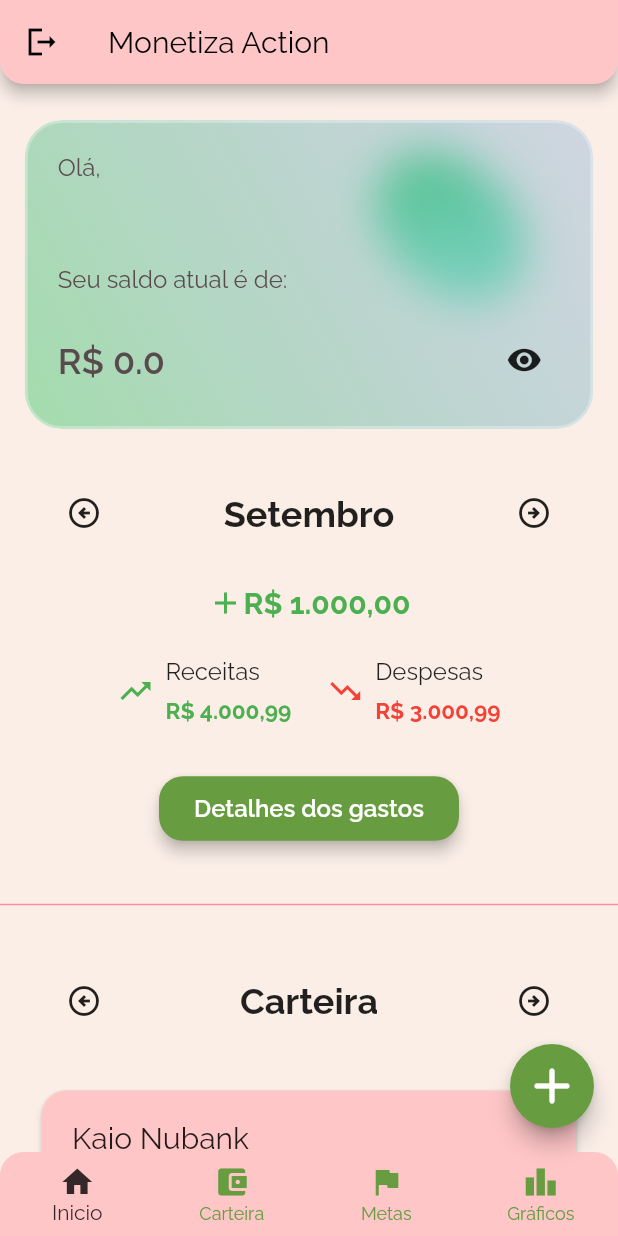
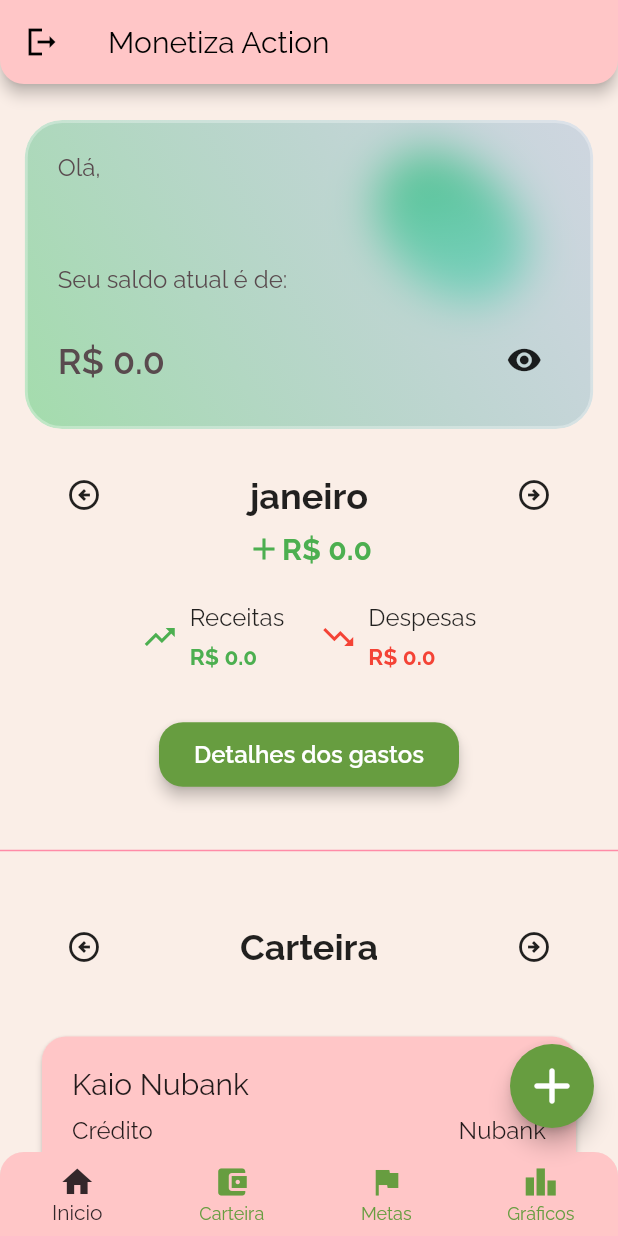
Before and after one commit to proz-tecnologia/PIT01GP06, a Flutter app: the HomeScreen screen opened by its route, after a tap on the "visibility off" icon, on a phone screen of 412 x 824 dp. Run offline on Flutter 3.47's test engine with Material 2 defaults, Android fonts, the phone set to English and light mode, and no system bars; our stand-ins replace cloud_firestore, date_time_picker, firebase_auth, firebase_core, flutter_masked_text2, get_it; accounts and stored records are empty.

Commit message:
tela balanço saldos/lógica de botões navegação

```diff
--- a/lib/features/home/homescreen/home_screen.dart
+++ b/lib/features/home/homescreen/home_screen.dart
@@ -27,14 +27,16 @@ class HomeScreen extends StatefulWidget {
 }
 
 class _HomeScreenState extends State<HomeScreen> {
-  final controllerBalanceRevenues = BalanceRevenuesController(TransactionsRepository());
+  final controllerRevenues = BalanceController(TransactionsRepository());
 
   final controllerScreenMetas = getIt.get<MetasController>();
 
   @override
   void initState() {
     super.initState();
-    controllerBalanceRevenues.getBalanceRevenues();
+    controllerRevenues.getBalanceRevenues();
+    controllerRevenues.controllerData(
+        0, DateTime.now().day, DateTime.now().month, DateTime.now().year);
     WidgetsBinding.instance.addPostFrameCallback((_) {
       controllerScreenMetas.getMetas();
     });
@@ -69,42 +71,65 @@ class _HomeScreenState extends State<HomeScreen> {
               ),
               SizedBox(
                   child: ValueListenableBuilder(
-                valueListenable: controllerBalanceRevenues.notifier,
-                builder: (context, stateScreen, _) {
-                  if (stateScreen is ScreenHomeInitialState) {
+                valueListenable: controllerRevenues.notifierRevenues,
+                builder: (context, stateRevenues, _) {
+                  if (stateRevenues is ScreenGlobalInitialState) {
                     return const Center(
                       child: CircularProgressIndicator(),
                     );
                   }
-                  if (stateScreen is ScreenHomeErrorState) {
+                  if (stateRevenues is ScreenGlobalErrorState) {
                     return const Text('Não há dados a serem exibidos');
                   }
-                  if (stateScreen is ScreenHomeSuccessState) {
+                  if (stateRevenues is ScreenGlobalSuccessState) {
                     return Center(
                       child: GlassmorfismCard(
-                          balanceRevenues: stateScreen.sumBalance),
+                        balanceRevenues: stateRevenues.sumBalance,
+                      ),
                     );
                   }
                   return const SizedBox.shrink();
                 },
               )),
               const SizedBox(
-                height: 32,
+                height: 20,
               ),
+              SizedBox(
+                child: ValueListenableBuilder(
+                  valueListenable: controllerRevenues.notifierBalance,
+                  builder: (context, stateBalance, Widget? child) {
+                    if (stateBalance is ScreenBalanceInitialState) {
+                      return const Center(
+                        child: CircularProgressIndicator(),
+                      );
+                    }
+                    if (stateBalance is ScreenBalanceErrorState) {
+                      return const Text('Não há dados a serem exibidos');
+                    }
+                    if (stateBalance is ScreenBalanceSuccessState) {
+                      return Column(
+                        children: [
                           Padding(
                             padding: const EdgeInsets.symmetric(horizontal: 32),
                             child: HomeTitle(
-                    title: 'Setembro',
+                                title: stateBalance.widgetBalance.monthname,
                                 onBackButtonPressed: () {},
                                 onForwardButtonPressed: () {}),
                           ),
-              const SizedBox(
-                height: 24,
+                          Center(
+                            child: CardSummary(
+                              UniqueKey(),
+                              stateBalance.widgetBalance.saldo,
+                              stateBalance.widgetBalance.receitas,
+                              stateBalance.widgetBalance.despesas,
                             ),
-              const CardSummary(
-                balance: '1.000,00',
-                revenues: '4.000,99',
-                expenses: '3.000,99',
+                          ),
+                        ],
+                      );
+                    }
+                    return const SizedBox.shrink();
+                  },
+                ),
               ),
               const SizedBox(
                 height: 32,
--- a/lib/features/home/homescreen/homescreen_controller.dart
+++ b/lib/features/home/homescreen/homescreen_controller.dart
@@ -1,11 +1,11 @@
 import 'dart:developer';
 import 'package:flutter/material.dart';
 import 'package:projeto_final_flutter/features/home/homescreen/screenmetas_state.dart';
+import '../../../shared/classes.dart';
 import '../../transactions/metas/metas_model.dart';
 import '../../transactions/metas/metas_repository.dart';
 import '../../transactions/metas/metas_state.dart';
 import '../../transactions/transactions_repository.dart';
-import '../../wallets/bank_account/bank_account_model.dart';
 import '../homelogin/homelogin_repository.dart';
 
 class MetaScreenController {
@@ -72,67 +72,111 @@ class MetaScreenController {
   }
 }
 
-class BalanceRevenuesController {
+class BalanceController {
   final TransactionsRepository _transactionsRepository;
-  BalanceRevenuesController(this._transactionsRepository);
+  BalanceController(this._transactionsRepository);
 
-  final notifier = ValueNotifier<ScreenHomeState>(ScreenHomeInitialState());
+  final notifierRevenues = ValueNotifier<ScreenGlobalState>( ScreenGlobalInitialState());
 
-  ScreenHomeState get stateScreenBalance => notifier.value;
+  final notifierBalance = ValueNotifier<ScreenBalanceState>(ScreenBalanceInitialState());
+
+
+  ScreenGlobalState get stateRevenues => notifierRevenues.value;
+  ScreenBalanceState get stateBalance => notifierBalance.value;
+
 
   Future<void> getBalanceRevenues() async {
-    notifier.value = ScreenHomeInitialState();
     try {
       final balances = await _transactionsRepository.getBalanceRevenues();
       print(balances);
-
-
       double soma = 0.0;
       for (var balance in balances) {
         soma = soma + balance.balance;
       }
       print(soma);
-
-      // for (var balance in balances){
-      //   soma = soma + balance.balance;
-      // }
-      //ages.forEach((int age) => _addAndPrint(age));
-
-      notifier.value = ScreenHomeSuccessState(soma);
+      notifierRevenues.value = ScreenGlobalSuccessState(soma);
     } catch (e) {
-      notifier.value = ScreenHomeErrorState();
+      notifierRevenues.value = ScreenGlobalErrorState();
     }
   }
+
+  Future<void> controllerData( int botton, int dia, int mes, int ano)  async {
+    try {
+      if (botton == 0) {
+        final controleWidget = await _transactionsRepository.getBalanceUser(mes, ano);
+        notifierBalance.value = ScreenBalanceSuccessState(controleWidget);
+
+      } else if (botton == 1) {
+        //Controle para frente
+        DateTime dataAjustada = clickProximoMes(ano, mes, dia);
+        final controleWidget = await _transactionsRepository.getBalanceUser(dataAjustada.month, dataAjustada.year);
+        notifierBalance.value = ScreenBalanceSuccessState(controleWidget);
+
+      } else if (botton == 2){
+        //Controle para trás
+        DateTime dataAjustada = clickMesAnterior(ano, mes, dia);
+
+        final controleWidget = await _transactionsRepository.getBalanceUser(dataAjustada.month, dataAjustada.year);
+        notifierBalance.value = ScreenBalanceSuccessState(controleWidget);
+      }
+    } catch (e) {
+      notifierBalance.value = ScreenBalanceErrorState();
+    }
+  }
+
+} //balanceController
+
+DateTime clickProximoMes(int ano, int mes, int dia) {
+  if (mes > 12) {
+    ano++;
+    mes = 1;
+  } else {
+    mes++;
+  }
+  DateTime novaData = DateTime(ano, mes, dia);
+  return novaData;
 }
 
-String getCurrentMonth() {
-  return 'Novembro';
+// Função que passa para o mês anterior
+DateTime clickMesAnterior(int ano, int mes, int dia) {
+  if (mes < 1) {
+    ano--;
+    mes = 12;
+  } else {
+    mes--;
+  }
+  DateTime novaData = DateTime(ano, mes, dia);
+  return novaData;
 }
 
-String getNextMonth() {
-  return 'Dezembro';
-}
+// String getCurrentMonth() {
+//   return 'Novembro';
+// }
 
-String getPreviousMonth() {
-  return 'Outubro';
-}
+// String getNextMonth() {
+//   return 'Dezembro';
+// }
 
-void showPreviousWallet() {}
+// String getPreviousMonth() {
+//   return 'Outubro';
+// }
 
-void showNextWallet() {}
+// void showPreviousWallet() {}
 
-void deleteWallet() {}
+// void showNextWallet() {}
 
-void editWallet() {}
+// void deleteWallet() {}
 
-void showPreviousGoal() {}
+// void editWallet() {}
 
-void showNextGoal() {}
+// void showPreviousGoal() {}
 
-void deleteGoal() {}
+// void showNextGoal() {}
 
-void editGoal() {}
+// void deleteGoal() {}
 
-void addExpense() {}
+// void editGoal() {}
 
-void addRevenue() {}
+// void addExpense() {}
+
+// void addRevenue() {}
--- a/lib/features/home/homescreen/screenmetas_state.dart
+++ b/lib/features/home/homescreen/screenmetas_state.dart
@@ -1,11 +1,37 @@
+import '../../../shared/classes.dart';
+
 abstract class ScreenHomeState {}
 
 class ScreenHomeInitialState implements ScreenHomeState {}
 
 class ScreenHomeSuccessState implements ScreenHomeState {
-  late final double sumBalance;
-  ScreenHomeSuccessState(this.sumBalance);
 
 }
+class ScreenHomeErrorState implements ScreenHomeState {}
 
-class ScreenHomeErrorState implements ScreenHomeState {}
+///////
+
+abstract class ScreenGlobalState {}
+
+class ScreenGlobalInitialState implements ScreenGlobalState {}
+
+class ScreenGlobalSuccessState implements ScreenGlobalState {
+  late final double sumBalance;
+    ScreenGlobalSuccessState(this.sumBalance);
+
+
+}
+class ScreenGlobalErrorState implements ScreenGlobalState {}
+
+/////
+///
+abstract class ScreenBalanceState {}
+
+class ScreenBalanceInitialState implements ScreenBalanceState {}
+
+class ScreenBalanceSuccessState implements ScreenBalanceState {
+  late final BalanceUser widgetBalance;
+  ScreenBalanceSuccessState(this.widgetBalance);
+
+}
+class ScreenBalanceErrorState implements ScreenBalanceState {}
--- a/lib/features/home/homescreen/widgets/card_monthlysummary.dart
+++ b/lib/features/home/homescreen/widgets/card_monthlysummary.dart
@@ -1,17 +1,22 @@
 import 'package:flutter/material.dart';
 
-class CardSummary extends StatelessWidget {
-  final String balance;
-  final String revenues;
-  final String expenses;
+class CardSummary extends StatefulWidget {
+  final double? balance;
+  final double? revenues;
+  final double? expenses;
 
-  const CardSummary({
+  const CardSummary(
     Key? key,
-    required this.balance,
-    required this.revenues,
-    required this.expenses,
-  }) : super(key: key);
+    this.balance,
+    this.revenues,
+    this.expenses,
+  ) : super(key: key);
 
+  @override
+  State<CardSummary> createState() => _CardSummaryState();
+}
+
+class _CardSummaryState extends State<CardSummary> {
   @override
   Widget build(BuildContext context) {
     return Column(
@@ -20,7 +25,7 @@ class CardSummary extends StatelessWidget {
           mainAxisAlignment: MainAxisAlignment.center,
           children: [
             Icon(Icons.add, color: Colors.green[500]),
-            Text("R\$ $balance",
+            Text("R\$ ${widget.balance}",
                 style: const TextStyle(
                     fontSize: 20,
                     color: Colors.green,
@@ -49,7 +54,7 @@ class CardSummary extends StatelessWidget {
                 const SizedBox(
                   height: 8,
                 ),
-                Text("R\$ $revenues",
+                Text("R\$ ${widget.revenues}",
                     style: const TextStyle(
                         fontSize: 15,
                         color: Colors.green,
@@ -80,7 +85,7 @@ class CardSummary extends StatelessWidget {
                 const SizedBox(
                   height: 8,
                 ),
-                Text("R\$ $expenses",
+                Text("R\$ ${widget.expenses}",
                     style: const TextStyle(
                       fontSize: 15,
                       color: Colors.red,
--- a/lib/features/transactions/despesas/despesas_page.dart
+++ b/lib/features/transactions/despesas/despesas_page.dart
@@ -47,7 +47,13 @@ class _DespesasPageState extends State<DespesasPage> {
 
   @override
   Widget build(BuildContext context) {
-    return Scaffold(
+    return WillPopScope(
+      onWillPop: () async {
+        Navigator.of(context)
+            .pushNamedAndRemoveUntil(('/screen'), (route) => false);
+        return false;
+      },
+      child: Scaffold(
         appBar: AppBar(
           title: const Text('Adicionar despesa'),
         ),
@@ -343,6 +349,7 @@ class _DespesasPageState extends State<DespesasPage> {
             ),
           ),
         ),
+      ),
     );
   }
 }
--- a/lib/features/transactions/receitas/receitas_page.dart
+++ b/lib/features/transactions/receitas/receitas_page.dart
@@ -9,7 +9,6 @@ import 'package:projeto_final_flutter/features/transactions/receitas/receitas_mo
 import 'package:projeto_final_flutter/features/transactions/receitas/receitas_repository.dart';
 
 import '../../../utils/currency_formatter.dart';
-import '../../home/homescreen/screenmetas_state.dart';
 import '../transactions_repository.dart';
 import 'receitas_controller.dart';
 
--- a/lib/features/transactions/transactions_repository.dart
+++ b/lib/features/transactions/transactions_repository.dart
@@ -1,6 +1,7 @@
 import 'package:cloud_firestore/cloud_firestore.dart';
 import 'package:firebase_auth/firebase_auth.dart';
 
+import '../../shared/classes.dart';
 import '../../shared/constant.dart';
 import '../wallets/bank_account/bank_account_model.dart';
 import '../wallets/card/card_model.dart';
@@ -66,4 +67,54 @@ class TransactionsRepository {
     print(todoBalance);
     return todoBalance;
   }
+
+  Future<BalanceUser> getBalanceUser(int mes, int ano) async {
+    final balanceUser = await _db
+        .collection(db)
+        .doc(_uid)
+        .collection(transactions)
+        .where('month', isEqualTo: mes)
+        .where('year', isEqualTo: ano)
+        .get();
+
+    final todoBalanceUsers = List<ListAccounts>.from(balanceUser.docs
+        .map((doc) => ListAccounts.fromMap(doc.id, doc.data())));
+
+    double receitas = 0.0;
+    double despesas = 0.0;
+    double saldo = 0.0;
+    String? monthname;
+    // String monthname = '';
+    Map<int, String> meses = {
+      1: "janeiro",
+      2: "fevereiro",
+      3: "março",
+      4: "abril",
+      5: "maio",
+      6: "junho",
+      7: "julho",
+      8: "agosto",
+      9: "setembro",
+      10: "outubro",
+      11: "novembro",
+      12: "dezembro"
+    };
+
+    monthname = meses[mes];
+
+    for (var todoBalanceUser in todoBalanceUsers) {
+      if (todoBalanceUser.type == 'receita') {
+        receitas = receitas + todoBalanceUser.valor;
+      } else {
+        despesas = despesas + todoBalanceUser.valor;
+      }
+    }
+    saldo = receitas - despesas;
+    print("o valor apurado foi: receitas = $receitas, despesas = $despesas");
+
+    BalanceUser resultado =
+        BalanceUser(mes, ano, monthname!, receitas, despesas, saldo);
+    print(resultado);
+    return resultado;
+  }
 }
--- a/lib/shared/classes.dart
+++ b/lib/shared/classes.dart
@@ -1,3 +1,8 @@
+// ignore_for_file: public_member_api_docs, sort_constructors_first
+import 'dart:convert';
+
+import 'package:flutter/foundation.dart';
+
 import '../features/transactions/despesas/despesas_model.dart';
 import '../features/wallets/bank_account/bank_account_model.dart';
 
@@ -10,3 +15,85 @@ class ListaDespesa {
   final List<DespesasModel> listDespesa;
   ListaDespesa(this.listDespesa);
 }
+
+class BalanceUser {
+  int mes;
+  int ano;
+  String monthname;
+  double receitas;
+  double despesas;
+  double saldo;
+
+  BalanceUser(this.mes, this.ano, this.monthname, this.receitas, this.despesas,
+      this.saldo);
+
+  void resultado() {
+    saldo = receitas - despesas;
+  }
+}
+
+class ListAccounts {
+  String id;
+  String type;
+  double valor;
+  DateTime data;
+  int day;
+  int month;
+  int year;
+
+  ListAccounts({
+    required this.id,
+    required this.type,
+    required this.valor,
+    required this.data,
+    required this.day,
+    required this.month,
+    required this.year,
+  });
+
+  ListAccounts copyWith({
+    String? id,
+    String? type,
+    double? valor,
+    DateTime? data,
+    int? day,
+    int? month,
+    int? year,
+  }) {
+    return ListAccounts(
+      id: id ?? this.id,
+      type: type ?? this.type,
+      valor: valor ?? this.valor,
+      data: data ?? this.data,
+      day: day ?? this.day,
+      month: month ?? this.month,
+      year: year ?? this.year,
+    );
+  }
+
+  Map<String, dynamic> toMap() {
+    return <String, dynamic>{
+      'id': id,
+      'type': type,
+      'valor': valor,
+      'data': data.millisecondsSinceEpoch,
+      'day': day,
+      'month': month,
+      'year': year,
+    };
+  }
+
+  factory ListAccounts.fromMap(String id, Map<String, dynamic> map) {
+    return ListAccounts(
+      id: id,
+      type: map['type'] as String,
+      valor: map['valor'] as double,
+      data: DateTime.fromMillisecondsSinceEpoch(map['data'] as int),
+      day: map['day'] as int,
+      month: map['month'] as int,
+      year: map['year'] as int,
+    );
+  }
+
+  String toJson() => json.encode(toMap());
+}
```
Lines whose indentation alone changed are shown as unchanged.
